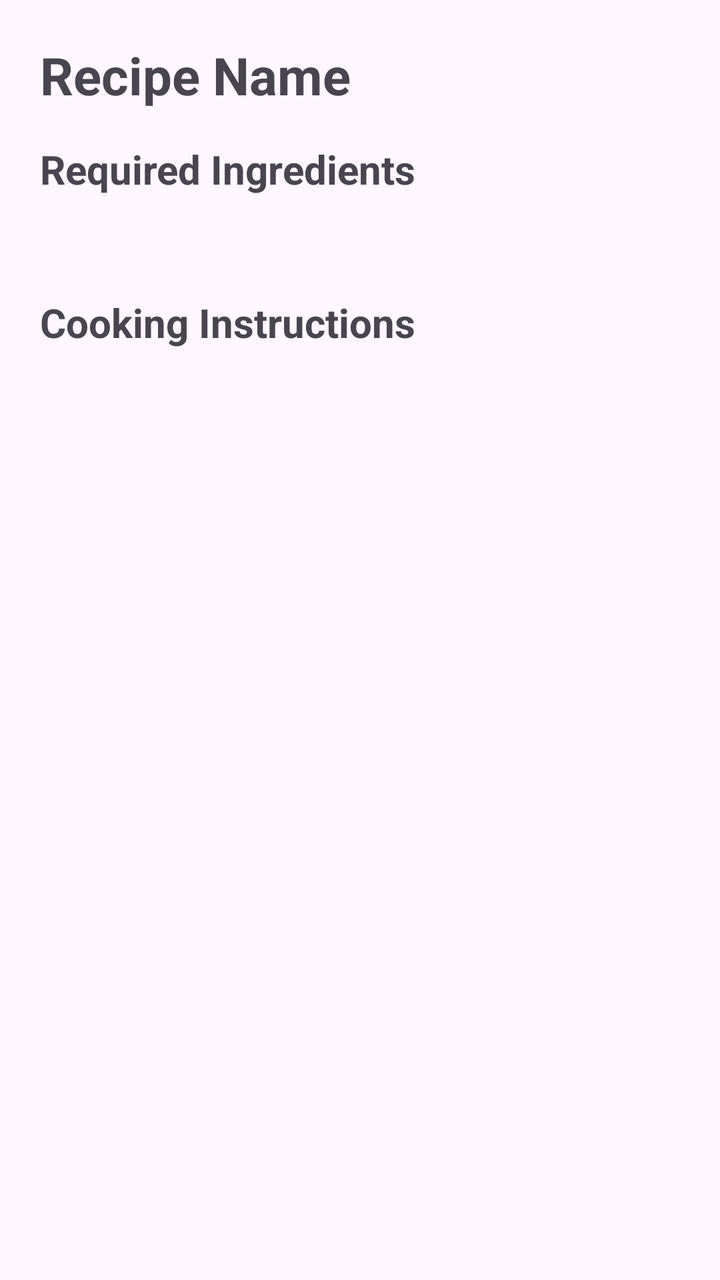
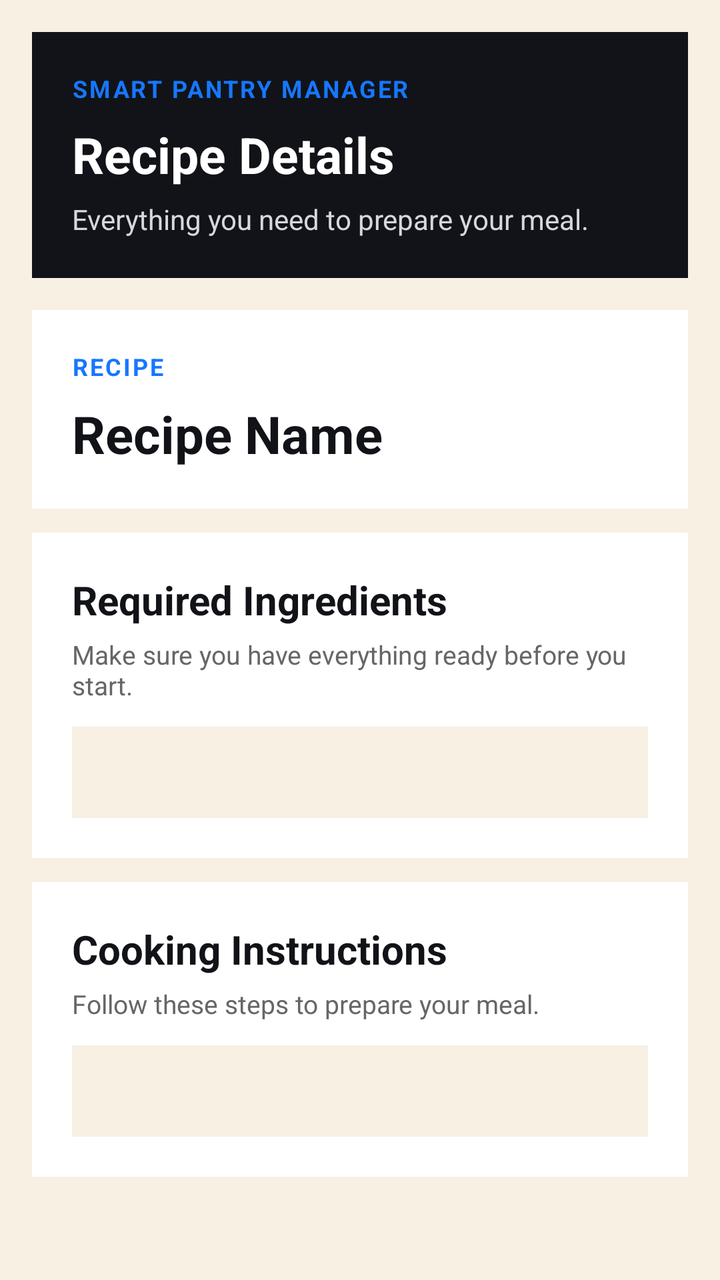

Compare the two renders of this Android layout. The source of the first and the diff that turns it into the second are given below.
<!-- AndroidManifest.xml: application theme Theme.SmartPantryManager -->
<!-- res/layout/activity_recipe_detail.xml -->
<?xml version="1.0" encoding="utf-8"?>
<ScrollView xmlns:android="http://schemas.android.com/apk/res/android"
    android:layout_width="match_parent"
    android:layout_height="match_parent">

    <LinearLayout
        android:layout_width="match_parent"
        android:layout_height="wrap_content"
        android:orientation="vertical"
        android:padding="20dp">

        <TextView
            android:id="@+id/tvRecipeName"
            android:layout_width="match_parent"
            android:layout_height="wrap_content"
            android:text="Recipe Name"
            android:textSize="26sp"
            android:textStyle="bold"
            android:layout_marginBottom="16dp" />

        <TextView
            android:layout_width="match_parent"
            android:layout_height="wrap_content"
            android:text="Required Ingredients"
            android:textSize="20sp"
            android:textStyle="bold"
            android:layout_marginBottom="8dp" />

        <TextView
            android:id="@+id/tvRecipeIngredients"
            android:layout_width="match_parent"
            android:layout_height="wrap_content"
            android:textSize="16sp"
            android:layout_marginBottom="20dp" />

        <TextView
            android:layout_width="match_parent"
            android:layout_height="wrap_content"
            android:text="Cooking Instructions"
            android:textSize="20sp"
            android:textStyle="bold"
            android:layout_marginBottom="8dp" />

        <TextView
            android:id="@+id/tvRecipeInstructions"
            android:layout_width="match_parent"
            android:layout_height="wrap_content"
            android:textSize="16sp" />

    </LinearLayout>
</ScrollView>
<!-- resources referenced by this layout -->
<resources>
  <style name="Theme.SmartPantryManager" parent="Base.Theme.SmartPantryManager" />
  <style name="Base.Theme.SmartPantryManager" parent="Theme.Material3.DayNight.NoActionBar">
          
          
      </style>
</resources>

<!-- the commit's change to res/layout/activity_recipe_detail.xml (unified diff, before → after) -->
@@ -1,51 +1,159 @@
 <?xml version="1.0" encoding="utf-8"?>
 <ScrollView xmlns:android="http://schemas.android.com/apk/res/android"
     android:layout_width="match_parent"
-    android:layout_height="match_parent">
+    android:layout_height="match_parent"
+    android:background="#F7F0E3"
+    android:fillViewport="true">
 
     <LinearLayout
         android:layout_width="match_parent"
         android:layout_height="wrap_content"
         android:orientation="vertical"
-        android:padding="20dp">
+        android:padding="16dp">
 
-        <TextView
-            android:id="@+id/tvRecipeName"
+        
+        <LinearLayout
             android:layout_width="match_parent"
             android:layout_height="wrap_content"
-            android:text="Recipe Name"
-            android:textSize="26sp"
-            android:textStyle="bold"
-            android:layout_marginBottom="16dp" />
+            android:orientation="vertical"
+            android:background="#111318"
+            android:padding="20dp">
 
-        <TextView
+            <TextView
+                android:layout_width="match_parent"
+                android:layout_height="wrap_content"
+                android:text="SMART PANTRY MANAGER"
+                android:textColor="#1677FF"
+                android:textSize="12sp"
+                android:textStyle="bold"
+                android:letterSpacing="0.08" />
+
+            <TextView
+                android:layout_width="match_parent"
+                android:layout_height="wrap_content"
+                android:text="Recipe Details"
+                android:textColor="#FFFFFF"
+                android:textSize="25sp"
+                android:textStyle="bold"
+                android:layout_marginTop="8dp" />
+
+            <TextView
+                android:layout_width="match_parent"
+                android:layout_height="wrap_content"
+                android:text="Everything you need to prepare your meal."
+                android:textColor="#D5D8DF"
+                android:textSize="14sp"
+                android:layout_marginTop="6dp" />
+
+        </LinearLayout>
+
+        
+        <LinearLayout
             android:layout_width="match_parent"
             android:layout_height="wrap_content"
-            android:text="Required Ingredients"
-            android:textSize="20sp"
-            android:textStyle="bold"
-            android:layout_marginBottom="8dp" />
+            android:orientation="vertical"
+            android:background="#FFFFFF"
+            android:padding="20dp"
+            android:layout_marginTop="16dp">
 
-        <TextView
-            android:id="@+id/tvRecipeIngredients"
+            <TextView
+                android:layout_width="match_parent"
+                android:layout_height="wrap_content"
+                android:text="RECIPE"
+                android:textColor="#1677FF"
+                android:textSize="12sp"
+                android:textStyle="bold"
+                android:letterSpacing="0.08" />
+
+            <TextView
+                android:id="@+id/tvRecipeName"
+                android:layout_width="match_parent"
+                android:layout_height="wrap_content"
+                android:text="Recipe Name"
+                android:textColor="#111318"
+                android:textSize="26sp"
+                android:textStyle="bold"
+                android:layout_marginTop="8dp" />
+
+        </LinearLayout>
+
+        
+        <LinearLayout
             android:layout_width="match_parent"
             android:layout_height="wrap_content"
-            android:textSize="16sp"
-            android:layout_marginBottom="20dp" />
+            android:orientation="vertical"
+            android:background="#FFFFFF"
+            android:padding="20dp"
+            android:layout_marginTop="12dp">
 
-        <TextView
+            <TextView
+                android:layout_width="match_parent"
+                android:layout_height="wrap_content"
+                android:text="Required Ingredients"
+                android:textColor="#111318"
+                android:textSize="20sp"
+                android:textStyle="bold" />
+
+            <TextView
+                android:layout_width="match_parent"
+                android:layout_height="wrap_content"
+                android:text="Make sure you have everything ready before you start."
+                android:textColor="#666666"
+                android:textSize="13sp"
+                android:layout_marginTop="5dp"
+                android:layout_marginBottom="12dp" />
+
+            <TextView
+                android:id="@+id/tvRecipeIngredients"
+                android:layout_width="match_parent"
+                android:layout_height="wrap_content"
+                android:textColor="#333333"
+                android:textSize="16sp"
+                android:lineSpacingExtra="6dp"
+                android:padding="12dp"
+                android:background="#F7F0E3" />
+
+        </LinearLayout>
+
+        
+        <LinearLayout
             android:layout_width="match_parent"
             android:layout_height="wrap_content"
-            android:text="Cooking Instructions"
-            android:textSize="20sp"
-            android:textStyle="bold"
-            android:layout_marginBottom="8dp" />
+            android:orientation="vertical"
+            android:background="#FFFFFF"
+            android:padding="20dp"
+            android:layout_marginTop="12dp"
+            android:layout_marginBottom="16dp">
 
-        <TextView
-            android:id="@+id/tvRecipeInstructions"
-            android:layout_width="match_parent"
-            android:layout_height="wrap_content"
-            android:textSize="16sp" />
+            <TextView
+                android:layout_width="match_parent"
+                android:layout_height="wrap_content"
+                android:text="Cooking Instructions"
+                android:textColor="#111318"
+                android:textSize="20sp"
+                android:textStyle="bold" />
+
+            <TextView
+                android:layout_width="match_parent"
+                android:layout_height="wrap_content"
+                android:text="Follow these steps to prepare your meal."
+                android:textColor="#666666"
+                android:textSize="13sp"
+                android:layout_marginTop="5dp"
+                android:layout_marginBottom="12dp" />
+
+            <TextView
+                android:id="@+id/tvRecipeInstructions"
+                android:layout_width="match_parent"
+                android:layout_height="wrap_content"
+                android:textColor="#333333"
+                android:textSize="16sp"
+                android:lineSpacingExtra="7dp"
+                android:padding="12dp"
+                android:background="#F7F0E3" />
+
+        </LinearLayout>
 
     </LinearLayout>
+
 </ScrollView>
